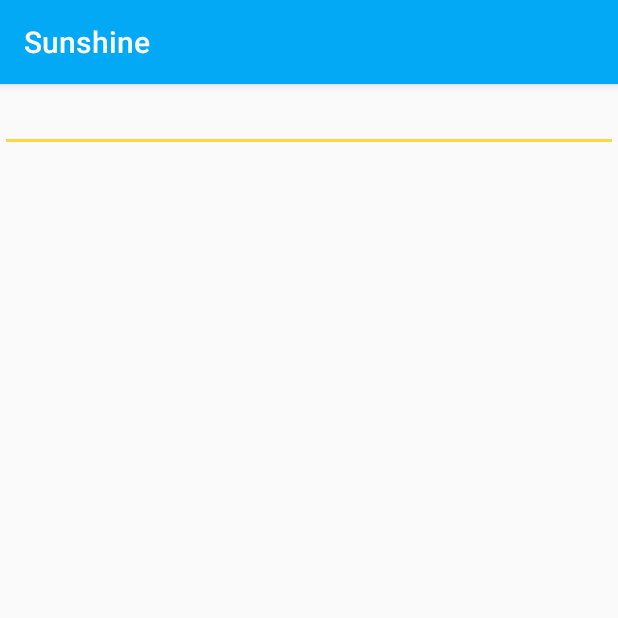
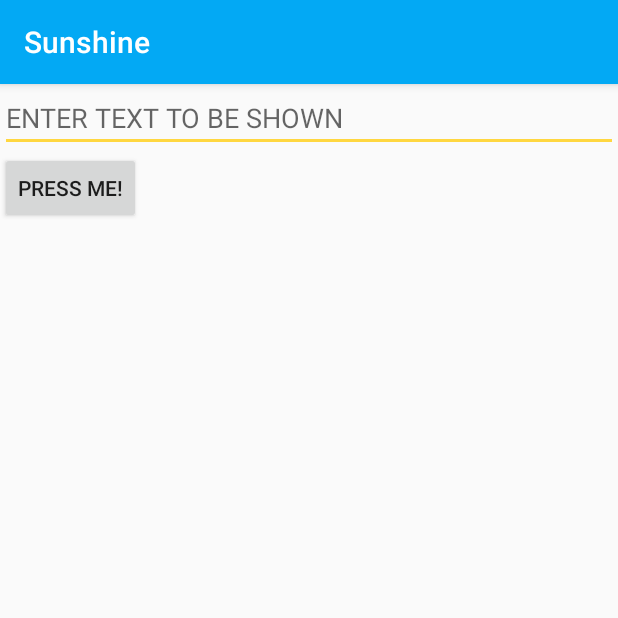
Before and after one commit to Ana2k/Practise-Sunshine-Project----udacity, an Android app: the screen it shows after launch (MainActivity), on a phone screen of 412 x 824 dp, the top half of it. Run offline under Robolectric (Android 15) with nearby library versions, the phone set to English and light mode, and no system bars.

Commit message:
empty screen error

```diff
--- a/app/src/main/java/com/example/sunshineapp/MainActivity.java
+++ b/app/src/main/java/com/example/sunshineapp/MainActivity.java
@@ -1,6 +1,7 @@
 package com.example.sunshineapp;
 
 import android.content.Context;
+import android.content.Intent;
 import android.os.AsyncTask;
 import android.os.Bundle;
 import android.util.Log;
@@ -24,7 +25,7 @@ public class MainActivity extends AppCompatActivity {
     private EditText mEditText;
 
     @Override
-    protected void onCreate(@Nullable Bundle savedInstanceState) {
+    protected void onCreate(Bundle savedInstanceState) {
         super.onCreate(savedInstanceState);
         setContentView(R.layout.activity_main);
 
@@ -32,13 +33,18 @@ public class MainActivity extends AppCompatActivity {
         mEditText = (EditText) findViewById(R.id.et_text_entry);
 
         mCoolButton.setOnClickListener(new View.OnClickListener() {
+
+            String textEntered = mEditText.getText().toString();
             @Override
             public void onClick(View v) {
                 Context context = MainActivity.this;
-                String message = "Button clicked!\nTODO: Start a new Activity and pass some data.";
-                Toast.makeText(context,message,Toast.LENGTH_SHORT).show();
+                Class destinationActivity = ChildActivity.class;
+                Intent childStartActivityIntent = new Intent(context,destinationActivity);
 
 
+                //putExtra
+                childStartActivityIntent.putExtra(Intent.EXTRA_TEXT,textEntered);
+                startActivity(childStartActivityIntent);
 
             }
         });
@@ -48,8 +54,7 @@ public class MainActivity extends AppCompatActivity {
 
 //TODOs
 //see videos of intents and understand them
-//set up the initial file structure for the toy app
-//implement the toy app.
+//implement and run the toy app
 //similarly implement the intent in sunshine app.
 
 //FOR THE INITIAL SETUP
--- a/app/src/main/res/layout/activity_child.xml
+++ b/app/src/main/res/layout/activity_child.xml
@@ -10,7 +10,8 @@
         android:text = "THIS IS THE DEFAULT TXT TO BE implemented in the app"
         android:id="@+id/tv_display"
         android:textSize="16sp"
-        android:layout_width="match_parent"
+        android:layout_width="wrap_content"
+        android:visibility="visible"
         android:layout_height="wrap_content"/>
 
 </FrameLayout>
--- a/app/src/main/res/layout/activity_main.xml
+++ b/app/src/main/res/layout/activity_main.xml
@@ -4,14 +4,18 @@
     xmlns:tools="http://schemas.android.com/tools"
     android:layout_width="match_parent"
     android:layout_height="match_parent"
-    tools:context=".MainActivity">
+    tools:context=".MainActivity"
+    android:orientation="vertical">
     <EditText
         android:id="@+id/et_text_entry"
         android:layout_width="match_parent"
+        tools:text = "Enter a text"
+        android:hint="ENTER TEXT TO BE SHOWN"
         android:layout_height="wrap_content"/>
     <Button
         android:id="@+id/b_do_sth_cool"
-        android:layout_width="match_parent"
+        android:text="PRESS ME!"
+        android:layout_width="wrap_content"
         android:layout_height="wrap_content"/>
 
 
```
Also changed, not shown: app/src/main/AndroidManifest.xml (+5 -3 lines), app/src/main/java/com/example/sunshineapp/ChildActivity.java (+14 -2 lines), app/src/main/res/layout/items_list.xml (deleted, +0 -22 lines), app/src/main/res/drawable-xxhdpi/ic_clear.png (deleted), app/src/main/res/drawable-xxhdpi/ic_cloudy.png (deleted), app/src/main/res/drawable-xxhdpi/ic_fog.png (deleted), app/src/main/res/drawable-xxhdpi/ic_light_clouds.png (deleted), app/src/main/res/drawable-xxhdpi/ic_light_rain.png (deleted), app/src/main/res/drawable-xxhdpi/ic_logo.png (deleted), app/src/main/res/drawable-xxhdpi/ic_rain.png (deleted), app/src/main/res/drawable-xxhdpi/ic_snow.png (deleted), app/src/main/res/drawable-xxhdpi/ic_storm.png (deleted), app/src/main/res/drawable-xxhdpi/mipmap/ic_launcher.png (deleted).
